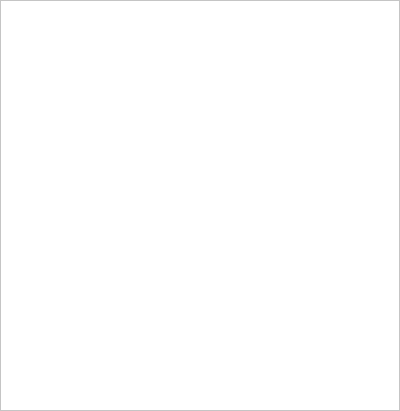
Qt form GUIx86/ImageViewer.ui (Kit-Law/ReMu) before a commit.
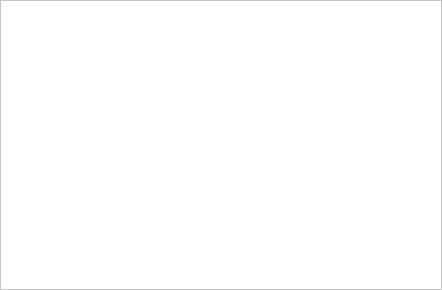
The same form after that commit.

```diff
--- a/GUIx86/ImageViewer.ui
+++ b/GUIx86/ImageViewer.ui
@@ -6,8 +6,8 @@
    <rect>
     <x>0</x>
     <y>0</y>
-    <width>400</width>
-    <height>411</height>
+    <width>442</width>
+    <height>290</height>
    </rect>
   </property>
   <property name="sizePolicy">
@@ -27,6 +27,7 @@
 
 QLabel
 {
+	color: black;
     background-color: #ffffff;
 }
 
@@ -41,7 +42,7 @@
 	color: #3E2A35;
 }
 
-QScrollBar
+QScrollBar:vertical
 {
     background: #6E738F;
     width: 10px;
@@ -49,7 +50,7 @@
     border: 1px solid #afb1b3;
 }
 
-QScrollBar::handle
+QScrollBar::handle:vertical
 {
     background: QLinearGradient( x1: 0, y1: 0, x2: 0, y2: 1, stop: 0 #F5A573, stop: 1 #d27f5c);
     border: 1px solid #afb1b3;
@@ -57,6 +58,22 @@
     border-radius: 2px;
 }
 
+QScrollBar:horizontal
+{
+    background: #6E738F;
+    height: 10px;
+    padding: 0px 0px 0px 0px;
+    border: 1px solid #afb1b3;
+}
+
+QScrollBar::handle:horizontal
+{
+	background: QLinearGradient( x1: 0, y1: 0, x2: 0, y2: 1, stop: 0 #F5A573, stop: 1 #d27f5c);
+    border: 1px solid #afb1b3;
+    min-width: 20px;
+    border-radius: 2px;
+}
+
 QScrollBar::right-arrow, QScrollBar::left-arrow
 {
     border: none;
@@ -102,7 +119,7 @@
       <enum>Qt::ScrollBarAsNeeded</enum>
      </property>
      <property name="horizontalScrollBarPolicy">
-      <enum>Qt::ScrollBarAlwaysOn</enum>
+      <enum>Qt::ScrollBarAsNeeded</enum>
      </property>
      <property name="widgetResizable">
       <bool>true</bool>
@@ -112,8 +129,8 @@
        <rect>
         <x>0</x>
         <y>0</y>
-        <width>398</width>
-        <height>409</height>
+        <width>440</width>
+        <height>288</height>
        </rect>
       </property>
      </widget>
```
